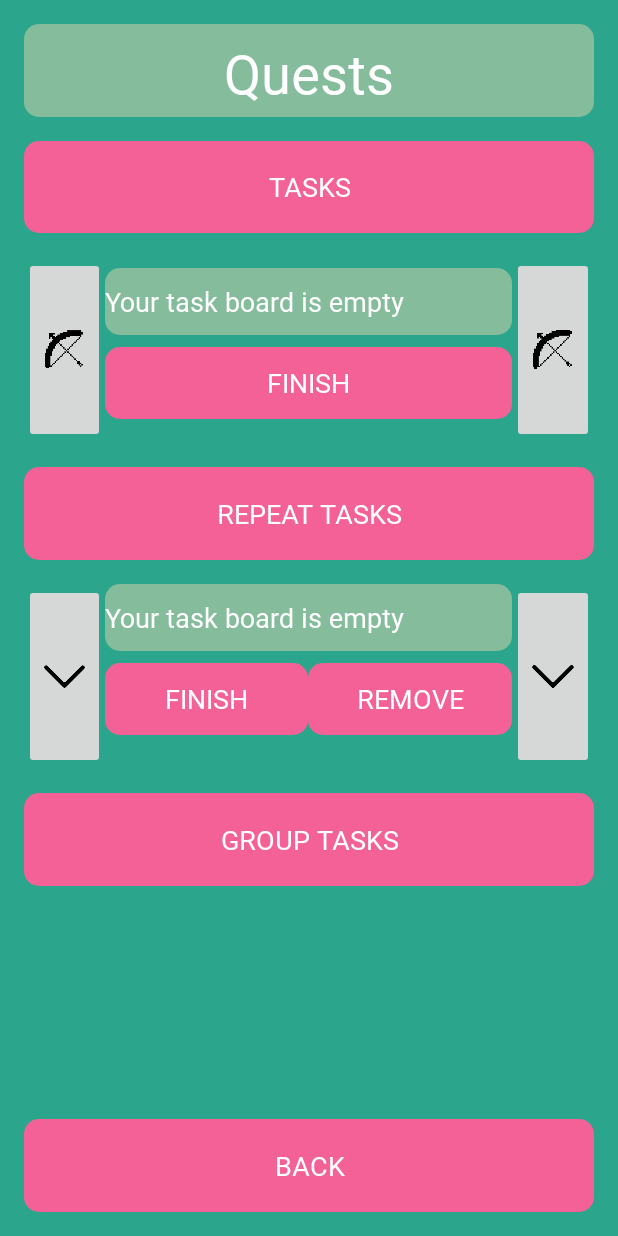
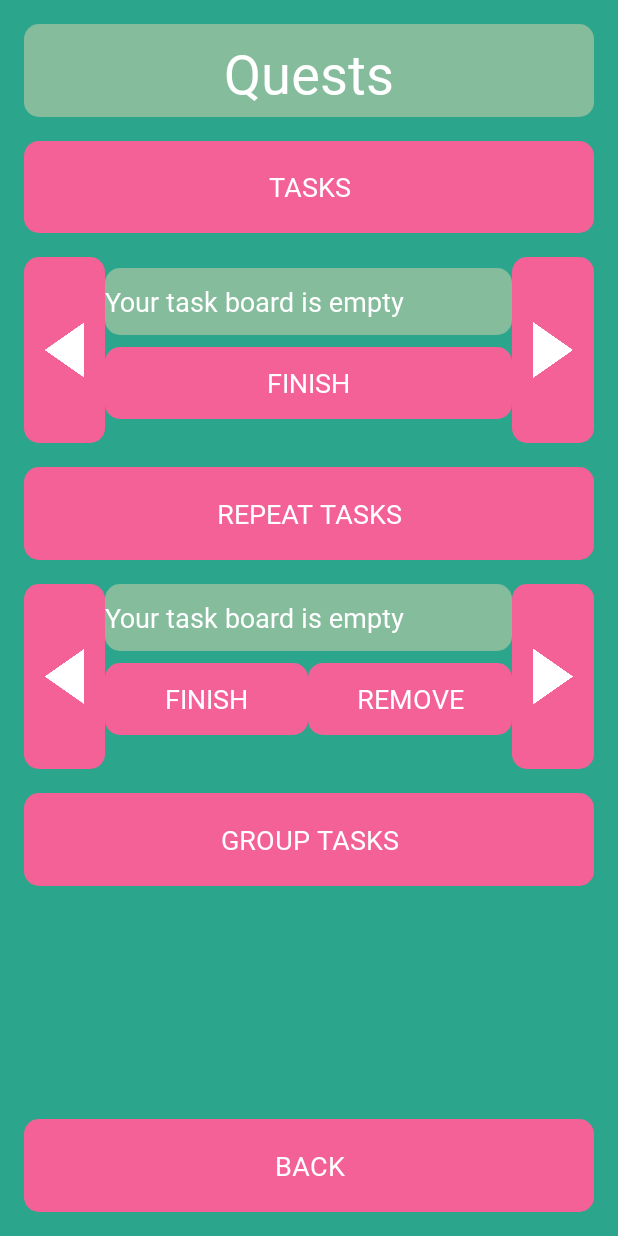
Before and after one commit to BunnyKing123/task-titans, an Android app: the GameActivity screen opened directly, with no data from a screen before it, after a tap on "TASKS", on a phone screen of 412 x 824 dp. Run offline under Robolectric (Android 15) with nearby library versions, the phone set to English and light mode, and no system bars; our stand-ins replace Firebase (no records; nobody signed in at launch, a user with empty details on screens opened directly); 10 statements that could not run were skipped.

Commit message:
Changed left and right buttons to arrows

```diff
--- a/app/src/main/java/xyz/dolphcode/tasktitans/GroupTaskActivity.java
+++ b/app/src/main/java/xyz/dolphcode/tasktitans/GroupTaskActivity.java
@@ -9,6 +9,7 @@ import android.view.View;
 import android.widget.Button;
 import android.widget.EditText;
 import android.widget.ImageButton;
+import android.widget.TextView;
 
 import java.security.acl.Group;
 import java.util.ArrayList;
@@ -49,8 +50,6 @@ public class GroupTaskActivity extends OneScrollableAreaActivity implements Data
 
         ImageButton groupLeft = findViewById(R.id.groupLeftBtn);
         ImageButton groupRight = findViewById(R.id.groupRightBtn);
-
-        displayText = findViewById(R.id.groupText);
 
         groups = Client.getTaskGroupsByMember(id);
         iterable = new ArrayList<String>();
--- a/app/src/main/java/xyz/dolphcode/tasktitans/StatsActivity.java
+++ b/app/src/main/java/xyz/dolphcode/tasktitans/StatsActivity.java
@@ -8,6 +8,7 @@ import android.view.View;
 import android.widget.AdapterView;
 import android.widget.ArrayAdapter;
 import android.widget.Button;
+import android.widget.ImageView;
 import android.widget.Spinner;
 import android.widget.TextView;
 
@@ -40,11 +41,16 @@ public class StatsActivity extends AppCompatActivity implements AdapterView.OnIt
         dexterity = findViewById(R.id.characterDextLabel);
         TextView money = findViewById(R.id.statsMoneyText);
         TextView mana = findViewById(R.id.statsManaText);
+        TextView stats = findViewById(R.id.statsProfileInfo);
+        ImageView profile = findViewById(R.id.statsProfilePicture);
 
         user = Client.getUser(getIntent().getStringExtra("ID"));
 
         updateStats(); // Update stats text views with user stats
 
+        profile.setImageResource(Util.getProfileImage(this, user));
+
+        stats.setText("Name: " + user.getDisplayName() + "\nHP: " + user.getHP() + "/" + user.getMaxHP() + "\nLevel: " + User.convertToLevel(user.getXP()));
         money.setText("" + user.getMoney()); // Show the player's balance
         mana.setText("" + user.getMana() + "/" + user.getMaxMana()); // Show the player's mana
 
--- a/app/src/main/java/xyz/dolphcode/tasktitans/TaskGroupPageActivity.java
+++ b/app/src/main/java/xyz/dolphcode/tasktitans/TaskGroupPageActivity.java
@@ -8,6 +8,7 @@ import android.util.Log;
 import android.view.View;
 import android.widget.Button;
 import android.widget.ImageButton;
+import android.widget.TextView;
 
 import java.util.ArrayList;
 
@@ -65,6 +66,9 @@ public class TaskGroupPageActivity extends OneScrollableAreaActivity implements
 
         checkSelection();
         displayText();
+
+        TextView codeText = findViewById(R.id.groupCodeLabel);
+        codeText.setText("Code: " + group.getJoinCode());
 
         Button panelBtn = findViewById(R.id.openGroupPanelBtn);
         Button leaveBtn = findViewById(R.id.leaveGroupBtn);
--- a/app/src/main/res/layout/activity_shop.xml
+++ b/app/src/main/res/layout/activity_shop.xml
@@ -45,7 +45,7 @@
         app:layout_constraintStart_toStartOf="parent"
         app:layout_constraintTop_toBottomOf="@+id/shopTitle"
         app:layout_constraintVertical_weight="4"
-        app:srcCompat="@drawable/doggoshop" />
+        app:srcCompat="@drawable/doggo_shop" />
 
     <LinearLayout
         android:id="@+id/shopDropdownBg"
--- a/app/src/main/res/layout/activity_tasks.xml
+++ b/app/src/main/res/layout/activity_tasks.xml
@@ -71,8 +71,10 @@
             android:layout_width="0dp"
             android:layout_height="match_parent"
             android:layout_weight="1"
+            android:background="@drawable/round_corners"
+            android:backgroundTint="@color/colorAccent"
             android:scaleType="fitCenter"
-            app:srcCompat="@drawable/bow_icon" />
+            app:srcCompat="@drawable/left_btn_scroll" />
 
         <ScrollView
             android:id="@+id/taskTextScroll"
@@ -125,8 +127,10 @@
             android:layout_width="0dp"
             android:layout_height="match_parent"
             android:layout_weight="1"
+            android:background="@drawable/round_corners"
+            android:backgroundTint="@color/colorAccent"
             android:scaleType="fitCenter"
-            app:srcCompat="@drawable/bow_icon" />
+            app:srcCompat="@drawable/right_btn_scroll" />
 
     </LinearLayout>
 
@@ -169,8 +173,10 @@
             android:layout_width="0dp"
             android:layout_height="match_parent"
             android:layout_weight="1"
+            android:background="@drawable/round_corners"
+            android:backgroundTint="@color/colorAccent"
             android:scaleType="fitCenter"
-            app:srcCompat="@drawable/dropdown_icon" />
+            app:srcCompat="@drawable/left_btn_scroll" />
 
         <ScrollView
             android:id="@+id/repeatTaskTextScroll"
@@ -248,8 +254,10 @@
             android:layout_width="0dp"
             android:layout_height="match_parent"
             android:layout_weight="1"
+            android:background="@drawable/round_corners"
+            android:backgroundTint="@color/colorAccent"
             android:scaleType="fitCenter"
-            app:srcCompat="@drawable/dropdown_icon" />
+            app:srcCompat="@drawable/right_btn_scroll" />
     </LinearLayout>
 
     <Button
```
Also changed, not shown: app/src/main/java/xyz/dolphcode/tasktitans/database/User.java (+4 -4 lines), app/src/main/res/layout/activity_game.xml (+6 -2 lines), app/src/main/res/layout/activity_group_task.xml (+6 -2 lines), app/src/main/res/layout/activity_guild_info.xml (+6 -2 lines), app/src/main/res/layout/activity_guild_search.xml (+7 -3 lines), app/src/main/res/layout/activity_task_group_page.xml (+23 -2 lines), app/src/main/res/layout/activity_task_group_panel.xml (+6 -2 lines), app/src/main/res/drawable/doggo_shop.png (added), app/src/main/res/drawable/left_btn_scroll.png (added), app/src/main/res/drawable/right_btn_scroll.png (added).
